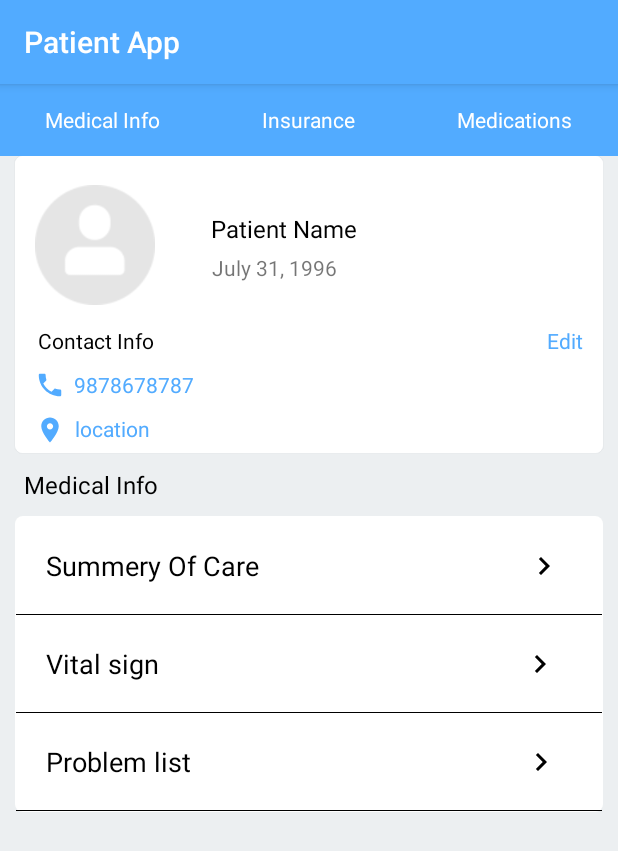
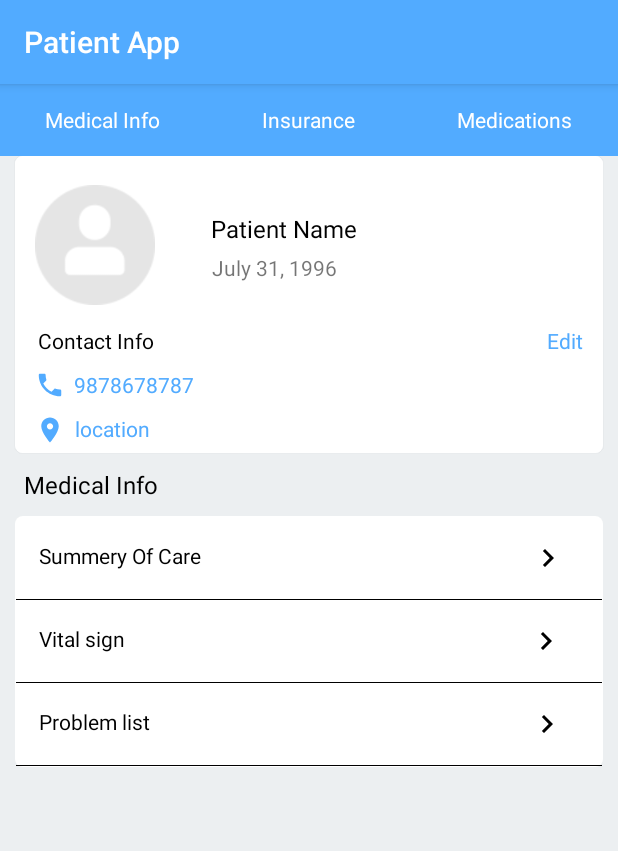
Before and after one commit to priyanka59patil/patient_app_android, an Android app: the screen it shows after launch (ProfileActivity), on a phone screen of 412 x 824 dp. Shown: the top 851 px of the screen. Run offline under Robolectric (Android 15) with nearby library versions, the phone set to English and light mode, and no system bars; our stand-ins replace ButterKnife; plain views replace CircularImageView.

Commit message:
Medical Info Layout

```diff
--- a/app/src/main/res/layout/list_item_medical_info.xml
+++ b/app/src/main/res/layout/list_item_medical_info.xml
@@ -11,7 +11,7 @@
         android:id="@+id/conLayout"
         android:layout_width="match_parent"
         android:layout_height="wrap_content"
-        android:padding="20dp"
+        android:padding="15dp"
         app:layout_constraintTop_toTopOf="parent"
         app:layout_constraintLeft_toLeftOf="parent"
         app:layout_constraintRight_toRightOf="parent">
@@ -20,7 +20,7 @@
             android:layout_width="wrap_content"
             android:layout_height="match_parent"
             android:text="Medical Info Item"
-            android:textSize="18dp"
+
             android:textColor="@android:color/black"
             app:layout_constraintBottom_toBottomOf="parent"
             app:layout_constraintStart_toStartOf="parent"
```
Also changed, not shown: app/src/main/java/com/werq/patient/Adapters/MedicalInfoAdapter.java (renamed from app/src/main/java/com/werq/patient/Activities/Adapters/MedicalInfoAdapter.java), app/src/main/java/com/werq/patient/Adapters/PagerAdapter.java (renamed from app/src/main/java/com/werq/patient/Activities/Adapters/PagerAdapter.java), app/src/main/java/com/werq/patient/Fragments/MedicalInfoFragment.java (renamed from app/src/main/java/com/werq/patient/Activities/Fragments/MedicalInfoFragment.java), app/src/main/java/com/werq/patient/Fragments/ProfileFragment.java (renamed from app/src/main/java/com/werq/patient/Activities/Fragments/ProfileFragment.java), app/src/main/java/com/werq/patient/LoginActivity.java (renamed from app/src/main/java/com/werq/patient/Activities/LoginActivity.java), app/src/main/java/com/werq/patient/ProfileActivity.java (renamed from app/src/main/java/com/werq/patient/Activities/ProfileActivity.java), app/src/main/java/com/werq/patient/SplashActivity.java (renamed from app/src/main/java/com/werq/patient/Activities/SplashActivity.java).
